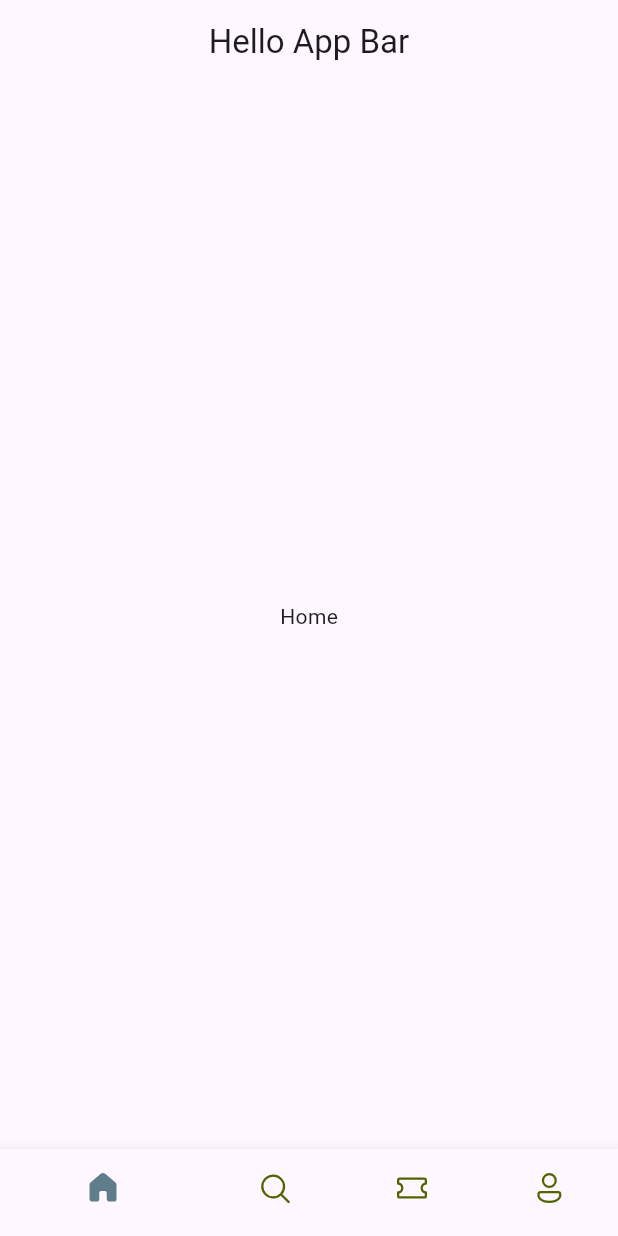
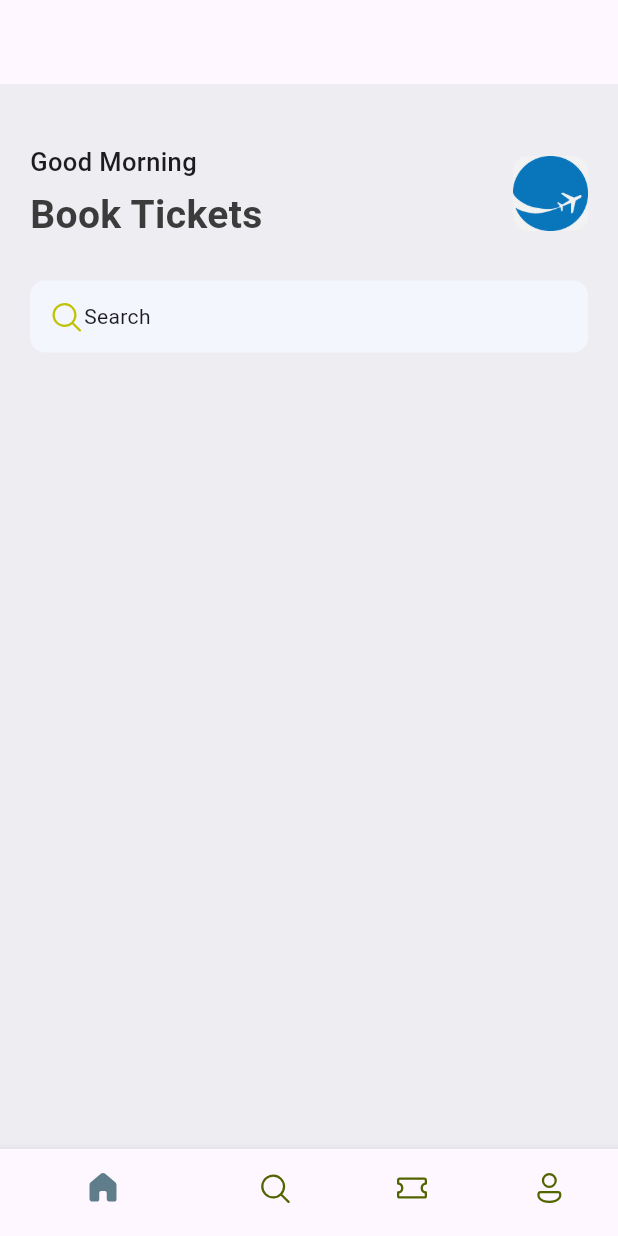
Before and after one commit to Saud-Al-Faisal/ticket_app, a Flutter app: the screen it shows after launch, on a phone screen of 412 x 824 dp. Run offline on Flutter 3.47's test engine with Material 3 defaults, Android fonts, the phone set to English and light mode, and no system bars; our stand-ins replace fluentui_icons.

Commit message:
feat:add home page design is going on

```diff
--- a/lib/base/bottom_nav_bar.dart
+++ b/lib/base/bottom_nav_bar.dart
@@ -1,5 +1,6 @@
 import 'package:fluentui_icons/fluentui_icons.dart';
 import 'package:flutter/material.dart';
+import 'package:ticket_app/screens/home_screen.dart';
 
 class BottomNavBar extends StatefulWidget {
   const BottomNavBar({super.key});
@@ -9,8 +10,8 @@ class BottomNavBar extends StatefulWidget {
 }
 
 class _BottomNavBarState extends State<BottomNavBar> {
- final List listItems = [
-    const Center(child: Text("Home")),
+ final listItems = [
+    const HomeScreen(),
     const Center(child: Text("Search")),
     const Center(child: Text("Ticket")),
     const Center(child: Text("Person")),
@@ -28,7 +29,7 @@ class _BottomNavBarState extends State<BottomNavBar> {
   Widget build(BuildContext context) {
     return Scaffold(
       appBar: AppBar(
-        title: const Text("Hello App Bar"),
+        // title: const Text("Hello App Bar w"),
         centerTitle: true,
       ),
       body: listItems[currentIndex],
--- /dev/null
+++ b/lib/base/res/media.dart
@@ -0,0 +1,4 @@
+class AppMedia{
+  static const _baseImage = 'assets/images';
+  static const logo ='$_baseImage/logo.png';
+}
--- /dev/null
+++ b/lib/base/res/styles/app_styles.dart
@@ -0,0 +1,18 @@
+import 'package:flutter/material.dart';
+
+Color primary = const Color(0xFF687daf);
+
+class AppStyles {
+  static Color primaryColor = primary;
+  static Color primaryBackGroundColor = const Color(0xFFeeedf2);
+  static Color textColor = const Color(0xFF3b3b3b);
+  static const TextStyle headingStyle1 = TextStyle(
+      fontSize: 17,
+      fontWeight: FontWeight.w500
+  );
+  static final TextStyle headingStyle2 = TextStyle(
+      color: textColor,
+      fontSize: 26,
+      fontWeight: FontWeight.bold
+  );
+}
--- a/lib/main.dart
+++ b/lib/main.dart
@@ -13,10 +13,9 @@ class MyApp extends StatelessWidget {
     return MaterialApp(
       title: 'Ticket Application',
       theme: ThemeData(
-          // colorScheme: ColorScheme.fromSeed(seedColor: Colors.deepPurple),
-          // useMaterial3: true,
           ),
       home: const BottomNavBar(),
+      debugShowCheckedModeBanner: false,
     );
   }
 }
--- /dev/null
+++ b/lib/screens/home_screen.dart
@@ -0,0 +1,66 @@
+import 'package:fluentui_icons/fluentui_icons.dart';
+import 'package:flutter/material.dart';
+import 'package:ticket_app/base/res/media.dart';
+import 'package:ticket_app/base/res/styles/app_styles.dart';
+
+class HomeScreen extends StatelessWidget {
+  const HomeScreen({super.key});
+
+  @override
+  Widget build(BuildContext context) {
+    return Scaffold(
+      backgroundColor: AppStyles.primaryBackGroundColor,
+        body: ListView(
+      children: [
+        const SizedBox(height: 40),
+        Container(
+          padding: const EdgeInsets.symmetric(horizontal: 20),
+          child: Column(
+            children: [
+              Row(
+                mainAxisAlignment: MainAxisAlignment.spaceBetween,
+                children: [
+                  Column(
+                    crossAxisAlignment: CrossAxisAlignment.start,
+                    children: [
+                      const Text("Good Morning",
+                          style: AppStyles.headingStyle1),
+                      const SizedBox(
+                        height: 5,
+                      ),
+                      Text("Book Tickets", style: AppStyles.headingStyle2),
+                    ],
+                  ),
+                  Container(
+                    height: 50,
+                    width: 50,
+                    decoration: BoxDecoration(
+                      borderRadius: BorderRadius.circular(10),
+                      image: const DecorationImage(
+                          image: AssetImage(AppMedia.logo)),
+                    ),
+                  )
+                ],
+              ),
+              const SizedBox(height: 25),
+              Container(
+                padding: const EdgeInsets.symmetric(horizontal:12, vertical:12),
+                decoration: BoxDecoration(
+                  borderRadius: BorderRadius.circular(10),
+                  color: const Color(0xFFF4F6Fd)
+                ),
+                child: const Row(
+                  children: [
+                    Icon(FluentSystemIcons.ic_fluent_search_regular,
+                        color: Color(0xFFBFC205)),
+                    Text("Search"),
+                  ],
+                ),
+              )
+            ],
+          ),
+        ),
+      ],
+    ));
+  }
+}
--- a/pubspec.yaml
+++ b/pubspec.yaml
@@ -60,8 +60,8 @@ flutter:
   uses-material-design: true
 
   # To add assets to your application, add an assets section, like this:
-  # assets:
-  #   - images/a_dot_burr.jpeg
+  assets:
+    - assets/images/
   #   - images/a_dot_ham.jpeg
 
   # An image asset can refer to one or more resolution-specific "variants", see
```
Also changed, not shown: assets/images/logo.png (added).
